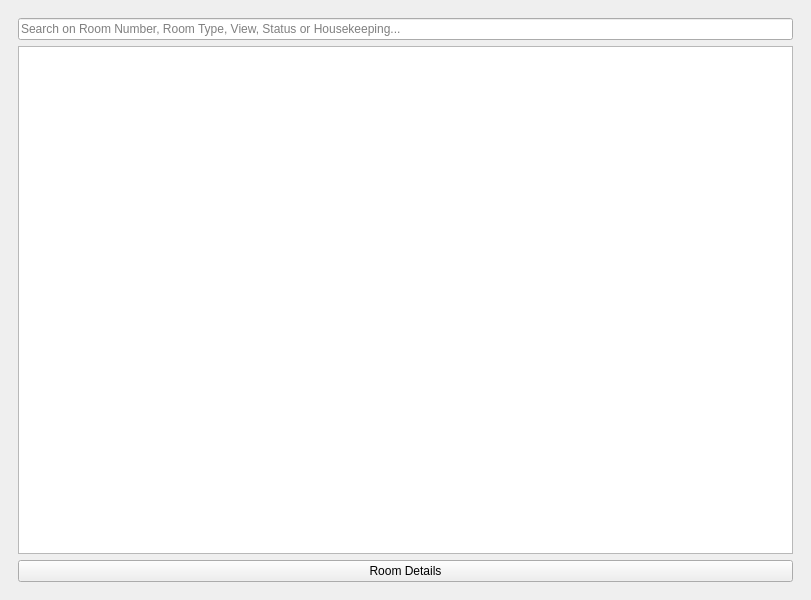
First picture: the form in hotel/roomswindow/roomswindow.ui, repository jgtim/itvitae-cpp-hotelrestaurantapplication, before the edit.
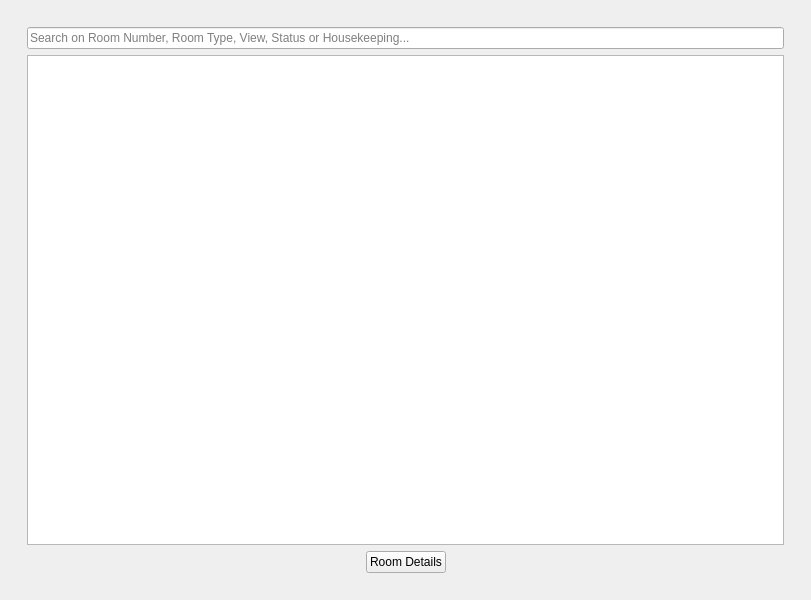
Second picture: the form after the edit.

Commit message: Rooms Window: made table headers stretch to match header text. Made text in table align center. Switched Price per Night with Comments for more pleasing view.

Patch:
```diff
--- a/hotel/roomswindow/roomswindow.ui
+++ b/hotel/roomswindow/roomswindow.ui
@@ -14,12 +14,21 @@
    <string>RoomsWindow</string>
   </property>
   <widget class="QWidget" name="widget">
-   <layout class="QHBoxLayout" name="horizontalLayout_7" stretch="0">
-    <property name="spacing">
-     <number>7</number>
-    </property>
-    <item>
+   <layout class="QGridLayout" name="gridLayout_2">
+    <item row="0" column="0">
      <layout class="QHBoxLayout" name="horizontalLayout">
+      <property name="leftMargin">
+       <number>9</number>
+      </property>
+      <property name="topMargin">
+       <number>9</number>
+      </property>
+      <property name="rightMargin">
+       <number>9</number>
+      </property>
+      <property name="bottomMargin">
+       <number>9</number>
+      </property>
       <item>
        <widget class="QStackedWidget" name="roomStack">
         <property name="sizePolicy">
@@ -87,13 +96,45 @@
           </item>
           <item row="2" column="0">
            <layout class="QHBoxLayout" name="horizontalLayout_3">
+            <item>
+             <spacer name="horizontalSpacer">
+              <property name="orientation">
+               <enum>Qt::Orientation::Horizontal</enum>
+              </property>
+              <property name="sizeHint" stdset="0">
+               <size>
+                <width>40</width>
+                <height>20</height>
+               </size>
+              </property>
+             </spacer>
+            </item>
             <item>
              <widget class="QPushButton" name="seeRoomDetails">
+              <property name="sizePolicy">
+               <sizepolicy hsizetype="Fixed" vsizetype="Fixed">
+                <horstretch>0</horstretch>
+                <verstretch>0</verstretch>
+               </sizepolicy>
+              </property>
               <property name="text">
                <string>Room Details</string>
               </property>
              </widget>
             </item>
+            <item>
+             <spacer name="horizontalSpacer_2">
+              <property name="orientation">
+               <enum>Qt::Orientation::Horizontal</enum>
+              </property>
+              <property name="sizeHint" stdset="0">
+               <size>
+                <width>40</width>
+                <height>20</height>
+               </size>
+              </property>
+             </spacer>
+            </item>
            </layout>
           </item>
          </layout>
```
The commit also changes 2 other files.
